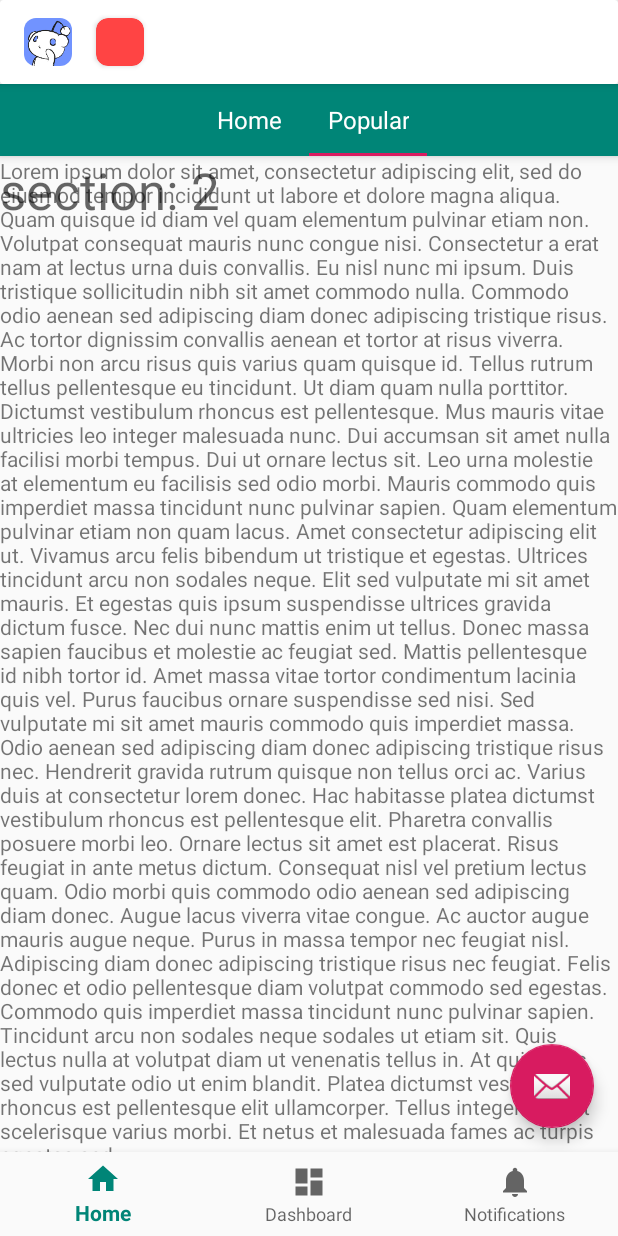
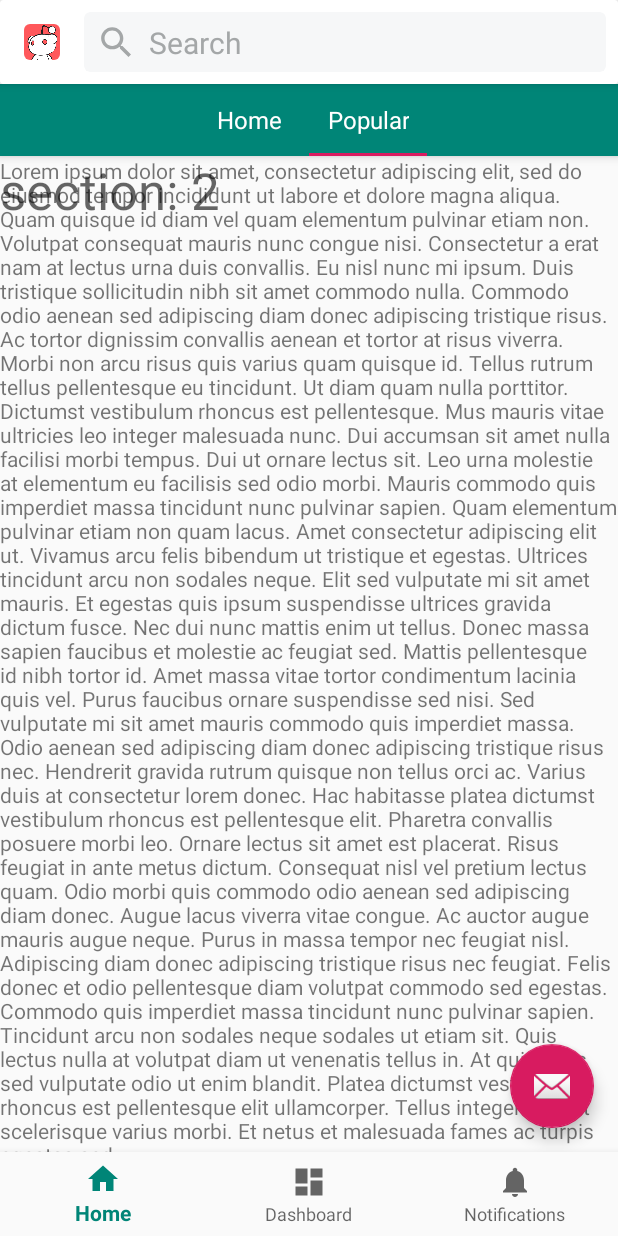
Before and after one commit to ZianeA/Ali-For-Reddit, an Android app: the screen it shows after launch (MainActivity), tab 2 chosen, on a phone screen of 412 x 824 dp. Run offline under Robolectric (Android 15) with nearby library versions, the phone set to English and light mode, and no system bars.

Commit message:
Create custom view RoundedImageView for avatar picture

```diff
--- a/app/build.gradle
+++ b/app/build.gradle
@@ -13,6 +13,7 @@ android {
         versionCode 1
         versionName "1.0"
         testInstrumentationRunner "androidx.test.runner.AndroidJUnitRunner"
+        vectorDrawables.useSupportLibrary = true
     }
     buildTypes {
         release {
--- a/app/src/main/java/com/visualeap/aliforreddit/MainActivity.kt
+++ b/app/src/main/java/com/visualeap/aliforreddit/MainActivity.kt
@@ -1,15 +1,9 @@
 package com.visualeap.aliforreddit
 
-import android.content.res.Resources
 import android.os.Bundle
-import android.util.Log
-import android.util.TypedValue
+import androidx.appcompat.app.AppCompatActivity
+import androidx.core.view.GravityCompat
 import com.google.android.material.bottomnavigation.BottomNavigationView
-import androidx.appcompat.app.AppCompatActivity
-import androidx.core.content.ContextCompat
-import androidx.core.graphics.drawable.RoundedBitmapDrawableFactory
-import androidx.core.graphics.drawable.toBitmap
-import androidx.core.view.GravityCompat
 import com.google.android.material.navigation.NavigationView
 import kotlinx.android.synthetic.main.activity_main.*
 
@@ -82,24 +76,7 @@ class MainActivity : AppCompatActivity() {
 //        toggle.syncState()
 
         nav_view.setNavigationItemSelectedListener(onDrawerItemSelectedListener)
-
-        roundProfilePicture()
     }
-
-    private fun roundProfilePicture() {
-        ContextCompat.getDrawable(this, R.drawable.profile_picture)
-            ?.toBitmap()
-            .apply {
-                val roundedProfileDrawable = RoundedBitmapDrawableFactory.create(resources, profileImage.drawable.toBitmap(84, 84))
-                roundedProfileDrawable.cornerRadius = 21f
-                Log.d(tag, test.radius.toString())
-                Log.d(tag, 8f.toPx(resources).toString())
-                profileImage.setImageDrawable(roundedProfileDrawable)
-            }
-    }
-
-    private fun Float.toPx(resources: Resources) =
-        TypedValue.applyDimension(TypedValue.COMPLEX_UNIT_DIP, this, resources.displayMetrics);
 
     override fun onBackPressed() {
         if (drawer_layout.isDrawerOpen(GravityCompat.START)) {
--- /dev/null
+++ b/app/src/main/java/com/visualeap/aliforreddit/RoundedImageView.kt
@@ -0,0 +1,68 @@
+package com.visualeap.aliforreddit
+
+import android.content.Context
+import android.util.AttributeSet
+import androidx.appcompat.widget.AppCompatImageView
+import androidx.core.graphics.drawable.RoundedBitmapDrawableFactory
+import androidx.core.graphics.drawable.toBitmap
+
+class RoundedImageView : AppCompatImageView {
+
+    private var cornerRadius = 0
+
+    constructor(context: Context) : super(context) {
+        init(context, null, 0)
+    }
+
+    constructor(context: Context, attrs: AttributeSet?) : super(context, attrs) {
+        init(context, attrs, 0)
+    }
+
+    constructor(context: Context, attrs: AttributeSet?, defStyleAttr: Int) : super(
+        context,
+        attrs,
+        defStyleAttr
+    ) {
+        init(context, attrs, defStyleAttr)
+    }
+
+    private fun init(
+        context: Context,
+        attrs: AttributeSet?,
+        defStyleAttr: Int,
+        defStyleRes: Int = 0
+    ) {
+        context.obtainStyledAttributes(
+            attrs,
+            R.styleable.RoundedImageView,
+            defStyleAttr,
+            defStyleRes
+        ).apply {
+            cornerRadius =
+                getDimensionPixelSize(R.styleable.RoundedImageView_cornerRadius, DEFAULT_RADIUS)
+
+            recycle()
+        }
+    }
+
+    //Get the correct width and height values by waiting until they are calculated.
+    // View.post and layout events won't work in preview mode.
+    override fun onMeasure(widthMeasureSpec: Int, heightMeasureSpec: Int) {
+        super.onMeasure(widthMeasureSpec, heightMeasureSpec)
+
+        //When the bitmap's height and width are not set to ImageView's, corner radius won't work as expected.
+        drawable?.run {
+            val width = MeasureSpec.getSize(widthMeasureSpec)
+            val height = MeasureSpec.getSize(heightMeasureSpec)
+            val roundedDrawable =
+                RoundedBitmapDrawableFactory.create(resources, toBitmap(width, height))
+            roundedDrawable.cornerRadius = cornerRadius.toFloat()
+
+            setImageDrawable(roundedDrawable)
+        }
+    }
+
+    companion object {
+        private const val DEFAULT_RADIUS = 0
+    }
+}
--- /dev/null
+++ b/app/src/main/res/drawable/ic_search.xml
@@ -0,0 +1,5 @@
+<vector android:height="24dp" android:tint="#FFFFFF"
+    android:viewportHeight="24.0" android:viewportWidth="24.0"
+    android:width="24dp" xmlns:android="http://schemas.android.com/apk/res/android">
+    <path android:fillColor="#FF000000" android:pathData="M15.5,14h-0.79l-0.28,-0.27C15.41,12.59 16,11.11 16,9.5 16,5.91 13.09,3 9.5,3S3,5.91 3,9.5 5.91,16 9.5,16c1.61,0 3.09,-0.59 4.23,-1.57l0.27,0.28v0.79l5,4.99L20.49,19l-4.99,-5zM9.5,14C7.01,14 5,11.99 5,9.5S7.01,5 9.5,5 14,7.01 14,9.5 11.99,14 9.5,14z"/>
+</vector>
--- a/app/src/main/res/layout/activity_main.xml
+++ b/app/src/main/res/layout/activity_main.xml
@@ -45,32 +45,65 @@
                 android:layout_width="match_parent"
                 android:layout_height="match_parent">
 
-                <ImageView
+                <com.visualeap.aliforreddit.RoundedImageView
                     android:id="@+id/profileImage"
-                    android:layout_width="32dp"
-                    android:layout_height="32dp"
+                    android:layout_width="0dp"
+                    android:layout_height="0dp"
                     android:layout_marginStart="16dp"
                     android:layout_marginTop="8dp"
                     android:layout_marginBottom="8dp"
-                    app:layout_constraintBottom_toBottomOf="parent"
+                    app:cornerRadius="4dp"
+                    app:layout_constraintBottom_toBottomOf="@+id/searchBarBackground"
+                    app:layout_constraintDimensionRatio="h,1:1"
                     app:layout_constraintStart_toStartOf="parent"
-                    app:layout_constraintTop_toTopOf="parent"
-                    app:srcCompat="@drawable/profile_picture" />
+                    app:layout_constraintTop_toTopOf="@+id/searchBarBackground"
+                    app:srcCompat="@drawable/avatar_default" />
 
                 <androidx.cardview.widget.CardView
-                    android:layout_width="32dp"
-                    android:layout_height="32dp"
-                    android:id="@+id/test"
+                    android:id="@+id/searchBarBackground"
+                    android:layout_width="0dp"
+                    android:layout_height="0dp"
                     android:layout_marginStart="16dp"
                     android:layout_marginTop="8dp"
+                    android:layout_marginEnd="8dp"
                     android:layout_marginBottom="8dp"
-                    app:cardBackgroundColor="@android:color/holo_red_light"
-                    app:cardCornerRadius="8dp"
+                    app:cardBackgroundColor="#f6f7f8"
+                    app:cardCornerRadius="4dp"
+                    app:cardElevation="0dp"
                     app:layout_constraintBottom_toBottomOf="parent"
+                    app:layout_constraintEnd_toEndOf="parent"
                     app:layout_constraintStart_toEndOf="@+id/profileImage"
                     app:layout_constraintTop_toTopOf="parent">
 
                 </androidx.cardview.widget.CardView>
+
+                <TextView
+                    android:id="@+id/searchBarHint"
+                    android:layout_width="wrap_content"
+                    android:layout_height="wrap_content"
+                    android:layout_marginStart="8dp"
+                    android:layout_marginTop="8dp"
+                    android:layout_marginBottom="8dp"
+                    android:text="Search"
+                    android:textColor="#a4a7a8"
+                    android:textSize="20sp"
+                    app:layout_constraintBottom_toBottomOf="@+id/searchBarBackground"
+                    app:layout_constraintStart_toEndOf="@+id/searchBarIcon"
+                    app:layout_constraintTop_toTopOf="@+id/searchBarBackground" />
+
+                <ImageView
+                    android:id="@+id/searchBarIcon"
+                    android:layout_width="0dp"
+                    android:layout_height="0dp"
+                    android:layout_marginStart="8dp"
+                    android:layout_marginBottom="0dp"
+                    android:layout_marginTop="0dp"
+                    android:tint="#a4a7a8"
+                    app:layout_constraintDimensionRatio="h,1:1"
+                    app:layout_constraintBottom_toBottomOf="@+id/searchBarHint"
+                    app:layout_constraintStart_toStartOf="@+id/searchBarBackground"
+                    app:layout_constraintTop_toTopOf="@+id/searchBarHint"
+                    app:srcCompat="@drawable/ic_search" />
 
             </androidx.constraintlayout.widget.ConstraintLayout>
 
--- /dev/null
+++ b/app/src/main/res/values/attrs.xml
@@ -0,0 +1,6 @@
+<?xml version="1.0" encoding="utf-8"?>
+<resources>
+    <declare-styleable name="RoundedImageView">
+        <attr name="cornerRadius" format="dimension"/>
+    </declare-styleable>
+</resources>
```
Also changed, not shown: app/src/main/res/drawable/avatar_default.png (added), app/src/main/res/drawable/profile_picture.png (deleted).
